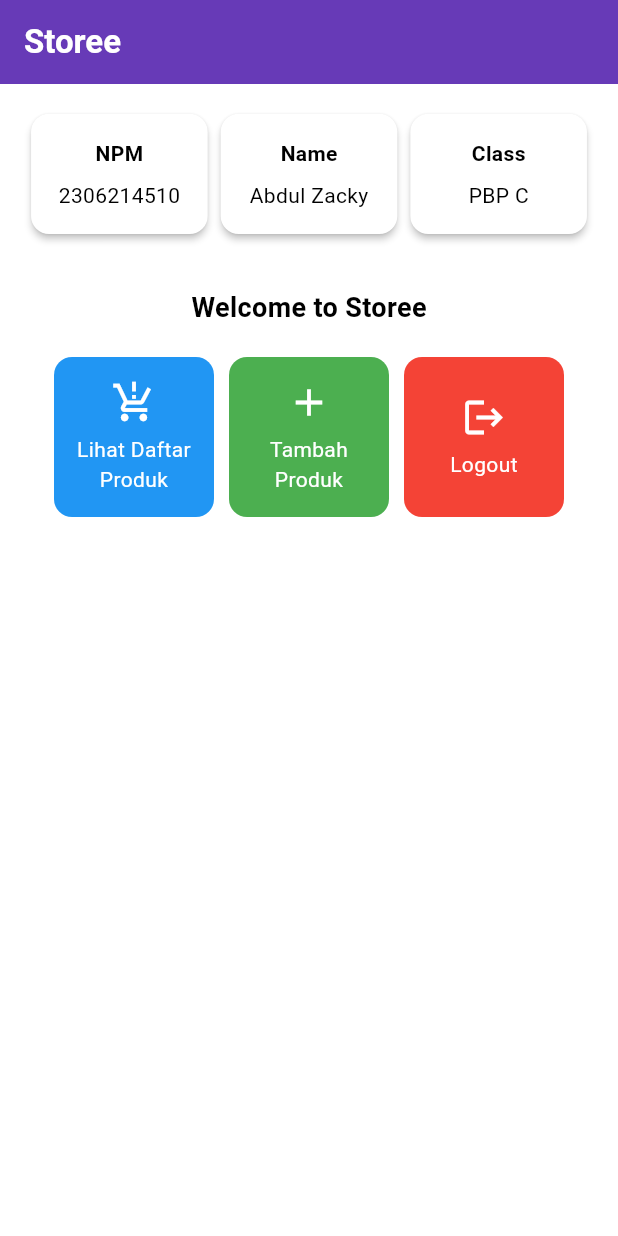
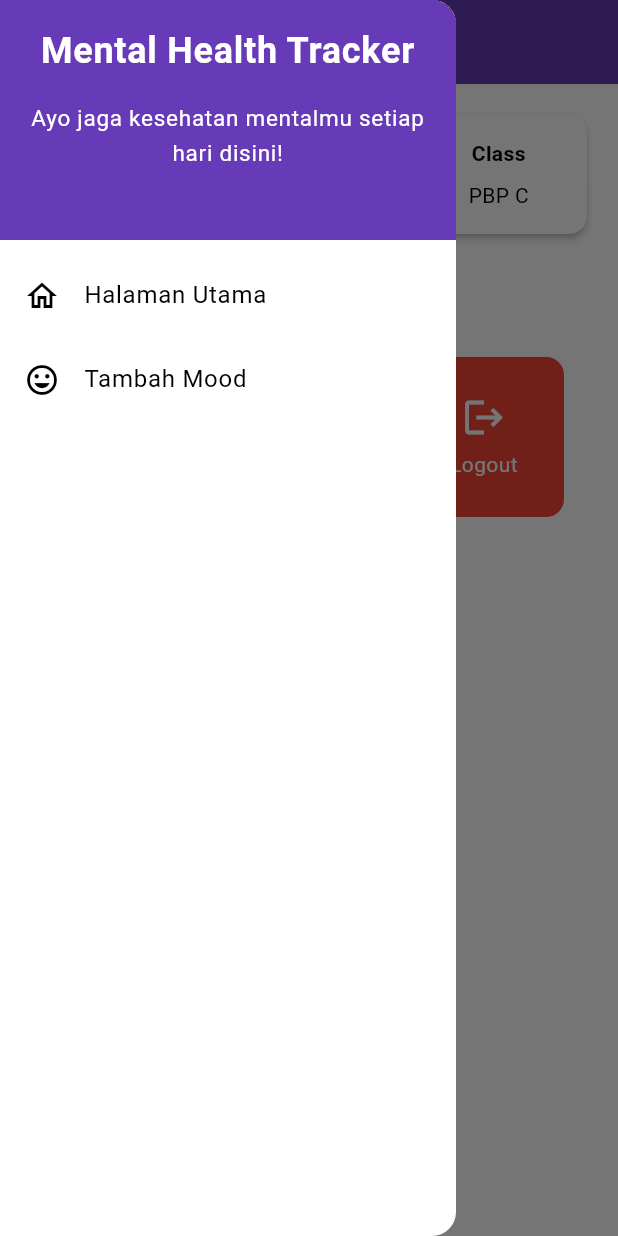
Before and after one commit to abdul-zacky/storee-flutter, a Flutter app: the screen it shows after launch, with the side drawer open (before the commit the screen has no drawer), on a phone screen of 412 x 824 dp. Run offline on Flutter 3.47's test engine with Material 3 defaults, Android fonts, the phone set to English and light mode, and no system bars.

Commit message:
Tugas 8 selesai

```diff
--- a/lib/main.dart
+++ b/lib/main.dart
@@ -1,5 +1,5 @@
 import 'package:flutter/material.dart';
-import 'package:storee/menu.dart';
+import 'package:storee/screens/menu.dart';
 
 void main() {
   runApp(const MyApp());
--- /dev/null
+++ b/lib/widgets/left_drawer.dart
@@ -0,0 +1,69 @@
+import 'package:flutter/material.dart';
+import 'package:storee/screens/menu.dart';
+import 'package:storee/screens/product_form.dart';
+
+class LeftDrawer extends StatelessWidget {
+  const LeftDrawer({super.key});
+
+  @override
+  Widget build(BuildContext context) {
+    return Drawer(
+      child: ListView(
+        children: [
+          DrawerHeader(
+            decoration: BoxDecoration(
+              color: Theme.of(context).colorScheme.primary,
+            ),
+            child: const Column(
+              children: [
+                Text(
+                  'Mental Health Tracker',
+                  textAlign: TextAlign.center,
+                  style: TextStyle(
+                    fontSize: 24,
+                    fontWeight: FontWeight.bold,
+                    color: Colors.white,
+                  ),
+                ),
+                Padding(padding: EdgeInsets.all(8)),
+                Text(
+                  "Ayo jaga kesehatan mentalmu setiap hari disini!",
+                  textAlign: TextAlign.center,
+                  style: TextStyle(
+                    fontSize: 15,
+                    fontWeight: FontWeight.normal,
+                    color: Colors.white,
+                  ),
+                ),
+              ],
+            ),
+          ),
+          ListTile(
+            leading: const Icon(Icons.home_outlined),
+            title: const Text('Halaman Utama'),
+            // Bagian redirection ke MyHomePage
+            onTap: () {
+              Navigator.pushReplacement(
+                  context,
+                  MaterialPageRoute(
+                    builder: (context) => MyHomePage(),
+                  ));
+            },
+          ),
+          ListTile(
+            leading: const Icon(Icons.mood),
+            title: const Text('Tambah Mood'),
+            // Bagian redirection ke MoodEntryFormPage
+            onTap: () {
+              Navigator.pushReplacement(
+                  context,
+                  MaterialPageRoute(
+                    builder: (context) => ProductFormPage(),
+                  ));
+            },
+          ),
+        ],
+      ),
+    );
+  }
+}
```
Also changed, not shown: lib/screens/menu.dart (renamed from lib/menu.dart, +9 -3 lines), lib/screens/product_form.dart (added, +161 -0 lines).
